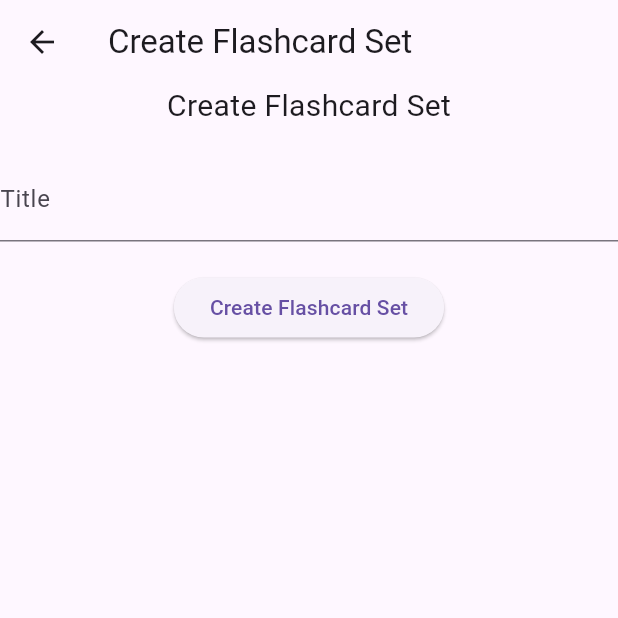
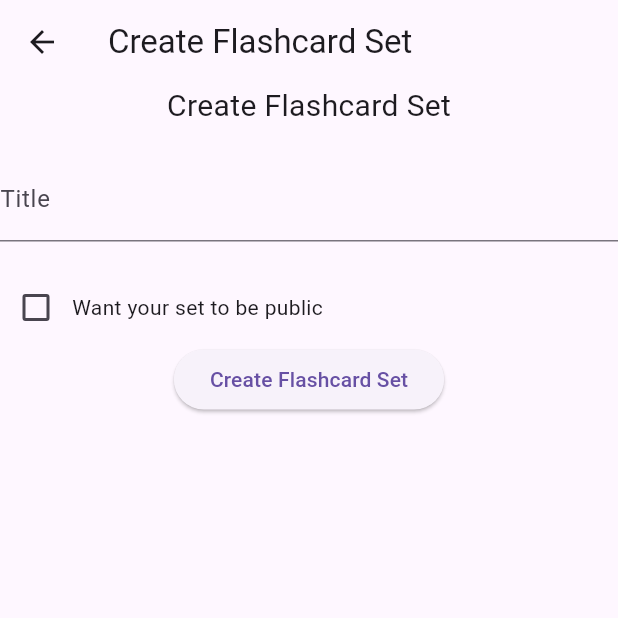
Before and after one commit to KhalilHen/flash-card, a Flutter app: the CreateFlashcardSet screen opened directly, after a tap on "Create Flashcard Set", on a phone screen of 412 x 824 dp, the top half of it. Run offline on Flutter 3.47's test engine with Material 3 defaults, Android fonts, the phone set to English and light mode, and no system bars; our stand-ins replace google_fonts, supabase, supabase_flutter; accounts and stored records are empty; network calls fail.

Commit message:
Added option to add your flashcard set public or private

```diff
--- a/lib/controllers/flashcard_set_controller.dart
+++ b/lib/controllers/flashcard_set_controller.dart
@@ -4,9 +4,10 @@ import 'package:supabase_flutter/supabase_flutter.dart';
 
 class FlashcardSetController {
 
-  Future<void> createFlashCardSet(BuildContext context, String title,  ) async {
+  Future<void> createFlashCardSet(BuildContext context, String title, String status  ) async {
     final response = await supabase.from('flash_card_set').insert({
       'title':  title,
+      'status': status,
 
     }).select();
 
--- a/lib/pages/create_flashcard_set.dart
+++ b/lib/pages/create_flashcard_set.dart
@@ -2,15 +2,26 @@ import 'package:flash_card_app/controllers/flashcard_set_controller.dart';
 import 'package:flutter/material.dart';
 
 
-class CreateFlashcardSet  extends StatelessWidget{
+class CreateFlashcardSet  extends StatefulWidget{
 
    CreateFlashcardSet({Key? key}) : super(key: key);
 
+  @override
+  State<CreateFlashcardSet> createState() => _CreateFlashcardSetState();
+}
+
+class _CreateFlashcardSetState extends State<CreateFlashcardSet> {
   final formKey = GlobalKey<FormState>();
 
   final titleController = TextEditingController();
 
   final flashcardSetController = FlashcardSetController();
+
+  bool isPublic = false;
+
+  void   isPublicSet(bool value) {
+    isPublic = value;
+  }
 
   @override
   Widget build(BuildContext context) {
@@ -32,11 +43,31 @@ class CreateFlashcardSet  extends StatelessWidget{
                     labelText: 'Title',
                   ),
                 ),
+
+
                 SizedBox(height: 20,),
+
+                Row(
+                  children: [
+                  Checkbox(
+                    value:  isPublic,
+                    onChanged: (bool? value) {
+                      setState(() {
+
+                          isPublic = value ?? false;
+
+                      });
+
+                    },
+                  ),
+                  const Text('Want your set to be public'),
+                  ],
+                ),
                 ElevatedButton(
                   onPressed: () {
                     if (formKey.currentState!.validate()) {
-                      flashcardSetController.createFlashCardSet(context, titleController.text,);
+                      String status = isPublic ? "public" : "private";
+                      flashcardSetController.createFlashCardSet(context, titleController.text, status  );
                     }
                   },
                   child: const Text('Create Flashcard Set'),
```
Also changed, not shown: lib/pages/homepage.dart (+23 -3 lines).
